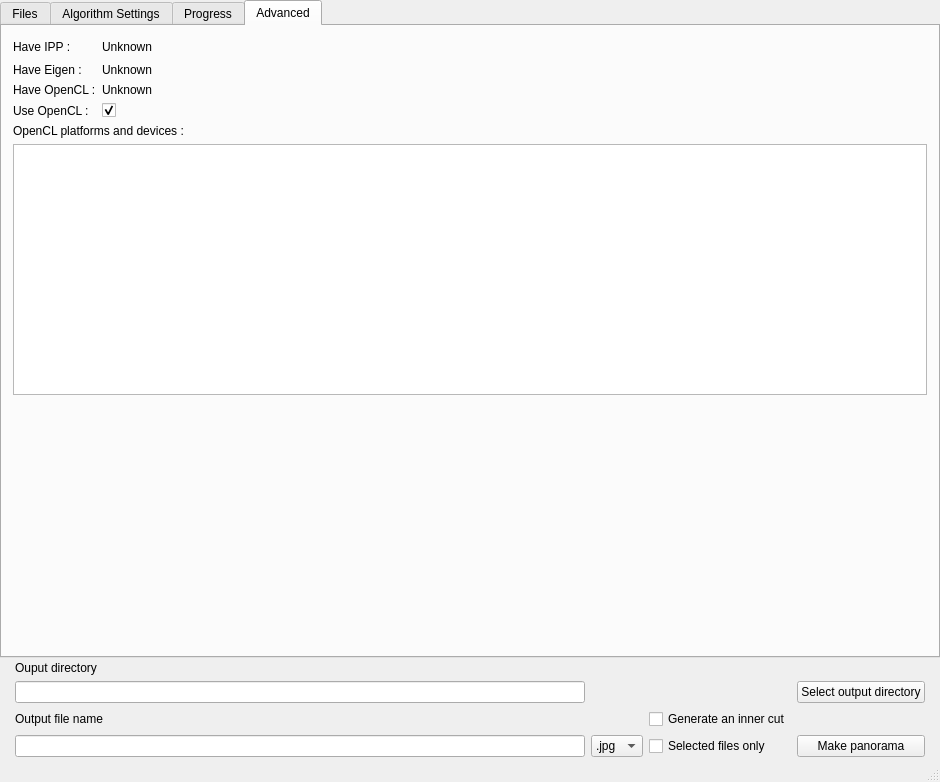
First picture: the form in src/mainwindow.ui, repository qchateau/AutoPanorama, before the edit.
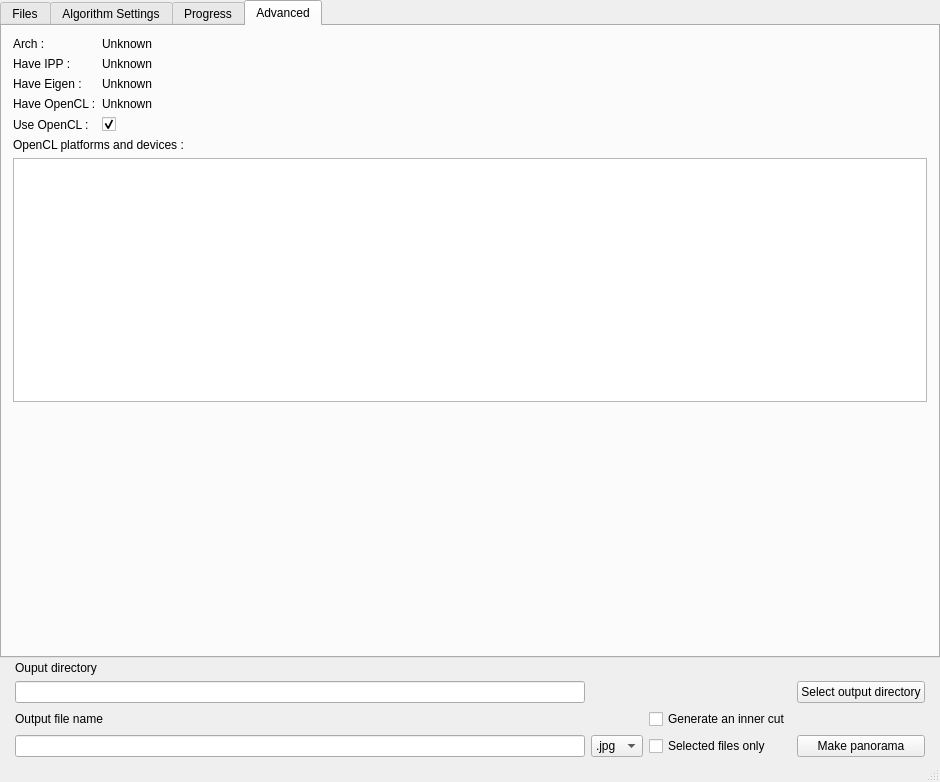
Second picture: the form after the edit. The open tabs and pages were chosen to show the change. Icons and pictures are not drawn. Custom widgets are drawn as their Qt base class.

```diff
--- a/src/mainwindow.ui
+++ b/src/mainwindow.ui
@@ -830,34 +830,41 @@
         <item>
          <layout class="QGridLayout" name="gridLayout">
           <item row="3" column="0">
-           <widget class="QLabel" name="use_opencl_label">
-            <property name="text">
-             <string>Use OpenCL :</string>
-            </property>
-           </widget>
-          </item>
-          <item row="2" column="0">
            <widget class="QLabel" name="haveopencl_label">
             <property name="text">
              <string>Have OpenCL :</string>
             </property>
            </widget>
           </item>
-          <item row="0" column="0">
+          <item row="4" column="0">
+           <widget class="QLabel" name="use_opencl_label">
+            <property name="text">
+             <string>Use OpenCL :</string>
+            </property>
+           </widget>
+          </item>
+          <item row="1" column="0">
            <widget class="QLabel" name="have_ipp_label">
             <property name="text">
              <string>Have IPP :</string>
             </property>
            </widget>
           </item>
-          <item row="0" column="1">
+          <item row="1" column="1">
            <widget class="QLabel" name="have_ipp_value">
             <property name="text">
              <string>Unknown</string>
             </property>
            </widget>
           </item>
-          <item row="3" column="1">
+          <item row="2" column="0">
+           <widget class="QLabel" name="have_eigen_label">
+            <property name="text">
+             <string>Have Eigen :</string>
+            </property>
+           </widget>
+          </item>
+          <item row="4" column="1">
            <widget class="QCheckBox" name="use_opencl_checkbox">
             <property name="text">
              <string/>
@@ -867,28 +874,21 @@
             </property>
            </widget>
           </item>
-          <item row="1" column="0">
-           <widget class="QLabel" name="have_eigen_label">
-            <property name="text">
-             <string>Have Eigen :</string>
-            </property>
-           </widget>
-          </item>
-          <item row="1" column="1">
-           <widget class="QLabel" name="have_eigen_value">
-            <property name="text">
-             <string>Unknown</string>
-            </property>
-           </widget>
-          </item>
-          <item row="2" column="1">
+          <item row="3" column="1">
            <widget class="QLabel" name="haveopencl_value">
             <property name="text">
              <string>Unknown</string>
             </property>
            </widget>
           </item>
-          <item row="0" column="2">
+          <item row="2" column="1">
+           <widget class="QLabel" name="have_eigen_value">
+            <property name="text">
+             <string>Unknown</string>
+            </property>
+           </widget>
+          </item>
+          <item row="1" column="2">
            <spacer name="horizontalSpacer">
             <property name="orientation">
              <enum>Qt::Horizontal</enum>
@@ -896,11 +896,25 @@
             <property name="sizeHint" stdset="0">
              <size>
               <width>40</width>
-              <height>20</height>
+              <height>5</height>
              </size>
             </property>
            </spacer>
           </item>
+          <item row="0" column="0">
+           <widget class="QLabel" name="arch_label">
+            <property name="text">
+             <string>Arch :</string>
+            </property>
+           </widget>
+          </item>
+          <item row="0" column="1">
+           <widget class="QLabel" name="arch_value">
+            <property name="text">
+             <string>Unknown</string>
+            </property>
+           </widget>
+          </item>
          </layout>
         </item>
         <item>
@@ -921,6 +935,11 @@
           <property name="headerHidden">
            <bool>true</bool>
           </property>
+          <column>
+           <property name="text">
+            <string notr="true">1</string>
+           </property>
+          </column>
          </widget>
         </item>
         <item>
```
